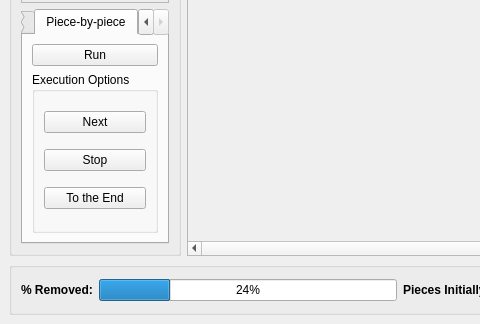
mbdevpl/VaDoR, file src/mainwindow.ui: the form before one commit; both pictures show x 0 to 480 and y 252 to 576 of the 725 by 576 pixel window.
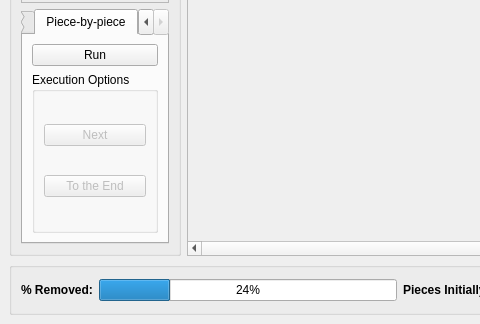
The form after the commit. The open tabs and pages were chosen to show the change. Icons and pictures are not drawn.

Commit message: approximate_r.cpp refactoring, changes in gui, more friendly GUI for other developers :P

The edit to the form file:
```diff
--- a/src/mainwindow.ui
+++ b/src/mainwindow.ui
@@ -240,6 +240,9 @@
              <layout class="QVBoxLayout" name="verticalLayout_4">
               <item>
                <widget class="QPushButton" name="removeNextPieceButton">
+                <property name="enabled">
+                 <bool>false</bool>
+                </property>
                 <property name="text">
                  <string>Next</string>
                 </property>
@@ -255,25 +258,11 @@
                 </property>
                </widget>
               </item>
-              <item>
-               <widget class="QPushButton" name="stopRunStepByStepButton">
-                <property name="text">
-                 <string>Stop</string>
-                </property>
-                <property name="icon">
-                 <iconset>
-                  <normaloff>pictures/stop.png</normaloff>pictures/stop.png</iconset>
-                </property>
-                <property name="iconSize">
-                 <size>
-                  <width>25</width>
-                  <height>25</height>
-                 </size>
-                </property>
-               </widget>
-              </item>
               <item>
                <widget class="QPushButton" name="goToEndButton">
+                <property name="enabled">
+                 <bool>false</bool>
+                </property>
                 <property name="text">
                  <string>To the End</string>
                 </property>
```
Left out of the diff: 9 changed lines with no effect on the pictures. The commit also changes 6 other files.
